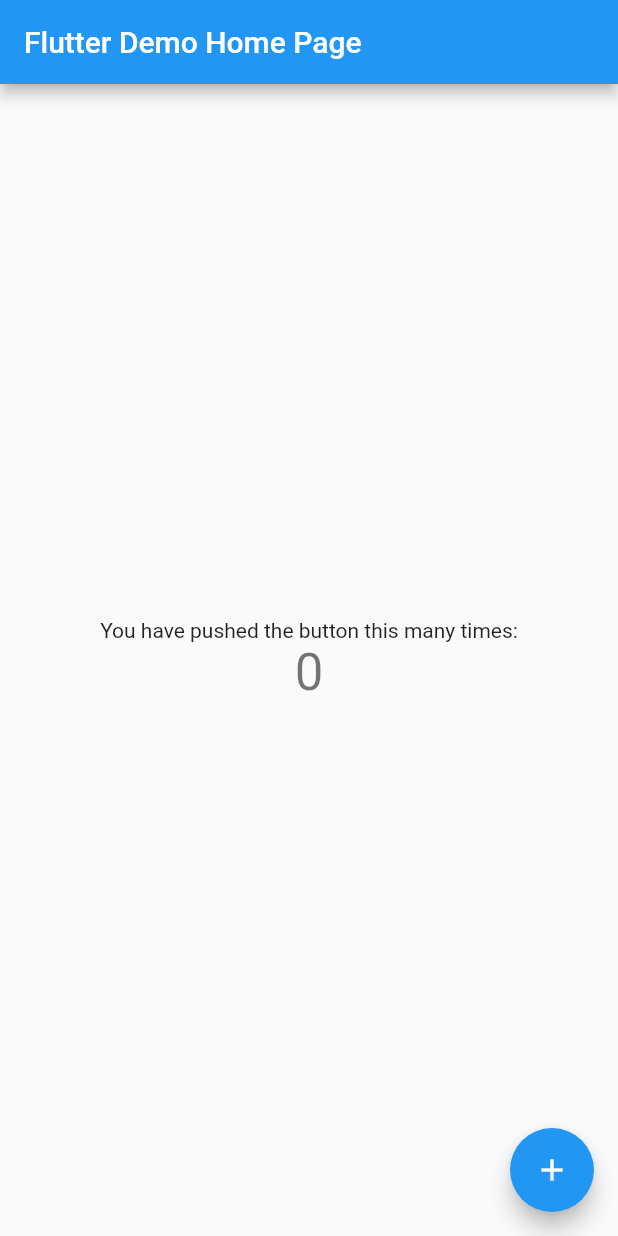
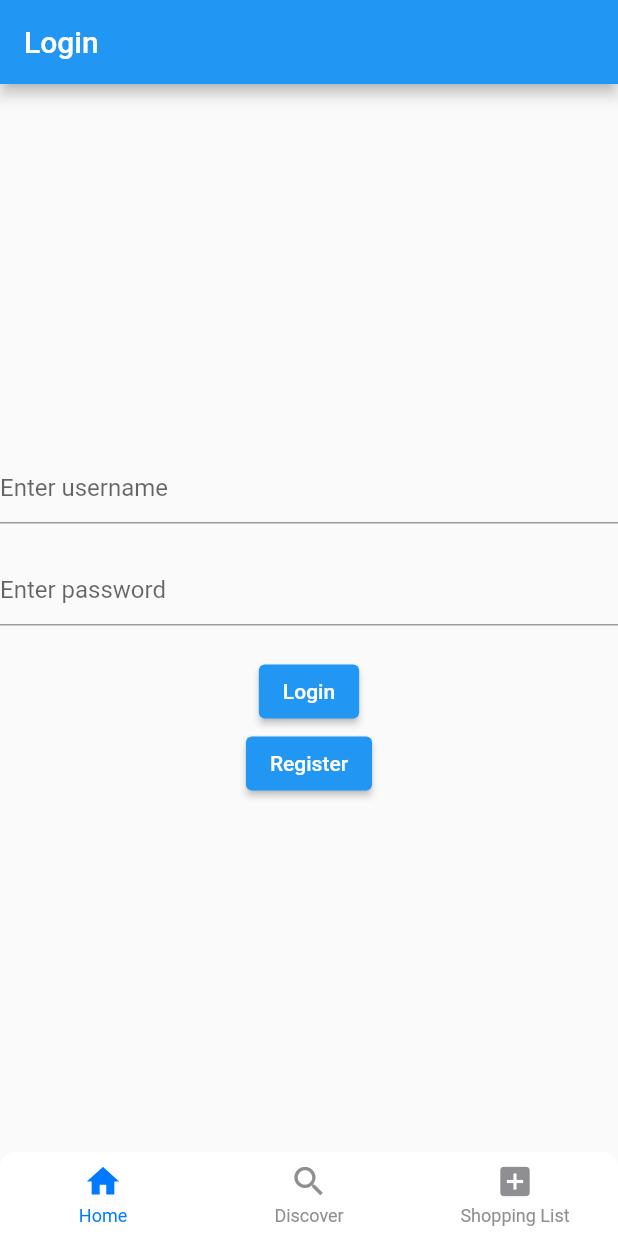
Before and after one commit to prerak26/Sous-Chef, a Flutter app: the screen it shows after launch, on a phone screen of 412 x 824 dp. Run offline on Flutter 3.47's test engine with Material 2 defaults, Android fonts, the phone set to English and light mode, and no system bars; drawn by our look-alikes of persistent_bottom_nav_bar; our stand-ins replace dio.

Commit message:
frontend : navigation_bar +  signin/register

```diff
--- /dev/null
+++ b/souschef_frontend/lib/apphome.dart
@@ -0,0 +1,123 @@
+import 'package:flutter/material.dart';
+import 'package:persistent_bottom_nav_bar/persistent-tab-view.dart';
+import 'package:souschef_frontend/discover.dart';
+import 'package:souschef_frontend/login.dart';
+import 'package:souschef_frontend/myrecipieholder.dart';
+import 'package:souschef_frontend/shoppinglist.dart';
+import 'package:souschef_frontend/signup.dart';
+import 'package:souschef_frontend/userhome.dart';
+
+List<PersistentBottomNavBarItem> _navBarItems() {
+  return [
+    PersistentBottomNavBarItem(
+      icon: const Icon(Icons.home),
+      title: 'Home',
+      //activeColor: Colors.blue,
+      //inactiveColor: Colors.grey,
+      routeAndNavigatorSettings: RouteAndNavigatorSettings(
+            initialRoute: "/",
+            routes: {
+               '/':(context) => const MyHomePage(),
+
+                '/signup': (context) => const UserRegistrationPage(),
+            },
+          ),
+    ),
+    PersistentBottomNavBarItem(
+      icon: const Icon(Icons.search),
+      title: 'Discover',
+      //activeColor: Colors.blue,
+      //inactiveColor: Colors.grey,
+      routeAndNavigatorSettings: RouteAndNavigatorSettings(
+            initialRoute: "/",
+            routes: {
+               '/':(context) => const MyHomePage(),
+
+                '/signup': (context) => const UserRegistrationPage(),
+            },
+          ),
+    ),
+    PersistentBottomNavBarItem(
+      icon: const Icon(Icons.add_box),
+      title: 'Shopping List',
+      //activeColor: Colors.blue,
+      //inactiveColor: Colors.grey,
+      routeAndNavigatorSettings: RouteAndNavigatorSettings(
+            initialRoute: "/",
+            routes: {
+               '/':(context) => const MyHomePage(),
+
+                '/signup': (context) => const UserRegistrationPage(),
+            },
+          ),
+    ),
+
+  ];
+}
+
+
+
+
+
+
+class MyHomePage extends StatefulWidget {
+  const MyHomePage({super.key});
+  @override
+  State<MyHomePage> createState() => _MyHomePageState();
+}
+
+class _MyHomePageState extends State<MyHomePage> {
+
+
+
+  PersistentTabController _controller = PersistentTabController();
+  @override
+  void initState() {
+  super.initState();
+    _controller = PersistentTabController(initialIndex: 0);
+  }
+
+
+  @override
+  Widget build(BuildContext context) {
+    return Scaffold(
+      body: PersistentTabView(
+        context,
+      controller: _controller,
+  screens:const [
+
+    placePage(),
+    DiscoverPage(),
+    ShoppingPage(),
+  ],
+  items: _navBarItems(),
+  confineInSafeArea: true,
+  backgroundColor: Colors.white,
+  handleAndroidBackButtonPress: true,
+  resizeToAvoidBottomInset: true,
+  stateManagement: true,
+  hideNavigationBarWhenKeyboardShows: true,
+  decoration: NavBarDecoration(
+    borderRadius: BorderRadius.circular(10),
+    colorBehindNavBar: Colors.white,
+  ),
+  popAllScreensOnTapOfSelectedTab: true,
+  popActionScreens: PopActionScreensType.all,
+  itemAnimationProperties: ItemAnimationProperties(
+    duration: Duration(milliseconds: 300),
+    curve: Curves.ease,
+  ),
+  screenTransitionAnimation: ScreenTransitionAnimation(
+    animateTabTransition: true,
+    curve: Curves.ease,
+    duration: Duration(milliseconds: 200),
+  ),
+  navBarStyle: NavBarStyle.style6,
+),
+
+);
+}
+
+
+
+}
--- /dev/null
+++ b/souschef_frontend/lib/login.dart
@@ -0,0 +1,71 @@
+import 'package:flutter/material.dart';
+
+import 'package:souschef_frontend/signup.dart';
+
+class LoginPage extends StatefulWidget {
+  const LoginPage({super.key});
+  @override
+  State<LoginPage> createState() => _LoginPageState();
+}
+
+class _LoginPageState extends State<LoginPage> {
+  String _username = '';
+  String _password = '';
+
+  void _login(){
+    if(_username == 'username' && _password == 'password'){
+      Navigator.pushReplacementNamed(context, '/');
+    }
+
+  }
+  void _signup(){
+    Navigator.pushReplacementNamed(context, '/signup');
+  }
+
+  @override
+  Widget build(BuildContext context) {
+    return Scaffold(
+      appBar: AppBar(
+        title: const Text('Login'),
+      ),
+      body: Center(
+        child: Column(
+          mainAxisAlignment: MainAxisAlignment.center,
+          children: <Widget>[
+            TextField(
+              onChanged: (value) {
+                setState(() {
+                  _username = value.trim();
+                });
+              },
+              decoration: const InputDecoration(
+                hintText: 'Enter username',
+              ),
+            ),
+            const SizedBox(height: 20),
+            TextField(
+              obscureText: true,
+              onChanged: (value) {
+                setState(() {
+                  _password = value.trim();
+                });
+              },
+              decoration: const InputDecoration(
+                hintText: 'Enter password',
+              ),
+            ),
+            const SizedBox(height: 20),
+            ElevatedButton(
+              onPressed: _login,
+              child: const Text('Login'),
+            ),
+            ElevatedButton(
+              onPressed: _signup,
+              child: const Text('Register'),
+            ),
+          ],
+        ),
+      ),
+    );
+  }
+}
--- a/souschef_frontend/lib/main.dart
+++ b/souschef_frontend/lib/main.dart
@@ -1,115 +1,48 @@
 import 'package:flutter/material.dart';
+import 'package:souschef_frontend/apphome.dart';
+import 'package:souschef_frontend/signup.dart';
+
+
+
 
 void main() {
   runApp(const MyApp());
 }
 
+class Globals{
+  bool isLogged = false;
+  var id  = "";
+  var pswd = "";
+  Globals(){
+    isLogged = false;
+    id = "";
+    pswd = "";
+  }
+}
+
+Globals session = Globals();
+
 class MyApp extends StatelessWidget {
   const MyApp({super.key});
+
 
   // This widget is the root of your application.
   @override
   Widget build(BuildContext context) {
     return MaterialApp(
-      title: 'Flutter Demo',
+      title: 'SousChef',
       theme: ThemeData(
-        // This is the theme of your application.
-        //
-        // Try running your application with "flutter run". You'll see the
-        // application has a blue toolbar. Then, without quitting the app, try
-        // changing the primarySwatch below to Colors.green and then invoke
-        // "hot reload" (press "r" in the console where you ran "flutter run",
-        // or simply save your changes to "hot reload" in a Flutter IDE).
-        // Notice that the counter didn't reset back to zero; the application
-        // is not restarted.
+
         primarySwatch: Colors.blue,
       ),
-      home: const MyHomePage(title: 'Flutter Demo Home Page'),
+      initialRoute: '/',
+      routes: {
+        '/':(context) => const MyHomePage(),
+        //'/recipes':(context) => const MaterialApp(home : RecipeList()),
+        //'/signup': (context) => const UserRegistrationPage(),
+
+      },
+
     );
   }
 }
-
-class MyHomePage extends StatefulWidget {
-  const MyHomePage({super.key, required this.title});
-
-  // This widget is the home page of your application. It is stateful, meaning
-  // that it has a State object (defined below) that contains fields that affect
-  // how it looks.
-
-  // This class is the configuration for the state. It holds the values (in this
-  // case the title) provided by the parent (in this case the App widget) and
-  // used by the build method of the State. Fields in a Widget subclass are
-  // always marked "final".
-
-  final String title;
-
-  @override
-  State<MyHomePage> createState() => _MyHomePageState();
-}
-
-class _MyHomePageState extends State<MyHomePage> {
-  int _counter = 0;
-
-  void _incrementCounter() {
-    setState(() {
-      // This call to setState tells the Flutter framework that something has
-      // changed in this State, which causes it to rerun the build method below
-      // so that the display can reflect the updated values. If we changed
-      // _counter without calling setState(), then the build method would not be
-      // called again, and so nothing would appear to happen.
-      _counter++;
-    });
-  }
-
-  @override
-  Widget build(BuildContext context) {
-    // This method is rerun every time setState is called, for instance as done
-    // by the _incrementCounter method above.
-    //
-    // The Flutter framework has been optimized to make rerunning build methods
-    // fast, so that you can just rebuild anything that needs updating rather
-    // than having to individually change instances of widgets.
-    return Scaffold(
-      appBar: AppBar(
-        // Here we take the value from the MyHomePage object that was created by
-        // the App.build method, and use it to set our appbar title.
-        title: Text(widget.title),
-      ),
-      body: Center(
-        // Center is a layout widget. It takes a single child and positions it
-        // in the middle of the parent.
-        child: Column(
-          // Column is also a layout widget. It takes a list of children and
-          // arranges them vertically. By default, it sizes itself to fit its
-          // children horizontally, and tries to be as tall as its parent.
-          //
-          // Invoke "debug painting" (press "p" in the console, choose the
-          // "Toggle Debug Paint" action from the Flutter Inspector in Android
-          // Studio, or the "Toggle Debug Paint" command in Visual Studio Code)
-          // to see the wireframe for each widget.
-          //
-          // Column has various properties to control how it sizes itself and
-          // how it positions its children. Here we use mainAxisAlignment to
-          // center the children vertically; the main axis here is the vertical
-          // axis because Columns are vertical (the cross axis would be
-          // horizontal).
-          mainAxisAlignment: MainAxisAlignment.center,
-          children: <Widget>[
-            const Text(
-              'You have pushed the button this many times:',
-            ),
-            Text(
-              '$_counter',
-              style: Theme.of(context).textTheme.headlineMedium,
-            ),
-          ],
-        ),
-      ),
-      floatingActionButton: FloatingActionButton(
-        onPressed: _incrementCounter,
-        tooltip: 'Increment',
-        child: const Icon(Icons.add),
-      ), // This trailing comma makes auto-formatting nicer for build methods.
-    );
-  }
-}
--- /dev/null
+++ b/souschef_frontend/lib/myrecipieholder.dart
@@ -0,0 +1,26 @@
+import 'package:flutter/material.dart';
+import 'package:souschef_frontend/login.dart';
+import 'package:souschef_frontend/main.dart';
+import 'package:souschef_frontend/userhome.dart';
+
+//import 'package:souschef_frontend/signup.dart';
+
+class placePage extends StatefulWidget {
+  const placePage({super.key});
+  @override
+  State<placePage> createState() => _placePageState();
+}
+
+class _placePageState extends State<placePage> {
+
+  @override
+  Widget build(BuildContext context) {
+    if(session.isLogged){
+      return const UserHomePage();
+    }
+
+    return const LoginPage();
+
+
+  }
+}
--- a/souschef_frontend/pubspec.yaml
+++ b/souschef_frontend/pubspec.yaml
@@ -35,6 +35,11 @@ dependencies:
   # The following adds the Cupertino Icons font to your application.
   # Use with the CupertinoIcons class for iOS style icons.
   cupertino_icons: ^1.0.2
+
+  persistent_bottom_nav_bar: ^4.0.2
+  http: ^0.13.5
+  dio: ^5.1.1
+
 
 dev_dependencies:
   flutter_test:
```
Also changed, not shown: souschef_frontend/lib/discover.dart (added, +27 -0 lines), souschef_frontend/lib/homepage.dart (added, +27 -0 lines), souschef_frontend/lib/shoppinglist.dart (added, +27 -0 lines), souschef_frontend/lib/signup.dart (added, +136 -0 lines), souschef_frontend/lib/userhome.dart (added, +27 -0 lines), 1 other file.
